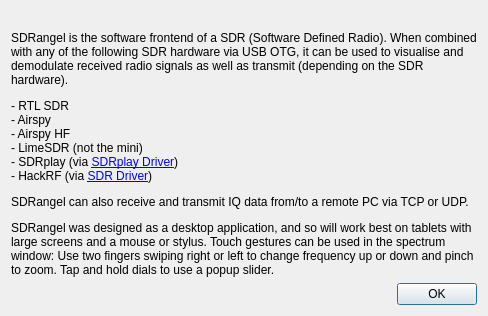
Old version of the form sdrgui/gui/welcomedialog.ui in the repository lirikanmatadewa/sdrangel.
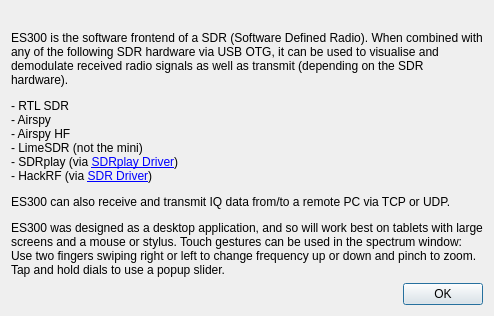
New version of the form. Icons and pictures are not drawn.

What changed in the file:
```diff
--- a/sdrgui/gui/welcomedialog.ui
+++ b/sdrgui/gui/welcomedialog.ui
@@ -45,7 +45,7 @@
    <item>
     <widget class="QLabel" name="info">
      <property name="text">
-      <string>&lt;html&gt;&lt;head/&gt;&lt;body&gt;&lt;p&gt;SDRangel is the software frontend of a SDR (Software Defined Radio). When combined with any of the following SDR hardware via USB OTG, it can be used to visualise and demodulate received radio signals as well as transmit (depending on the SDR hardware).&lt;/p&gt;&lt;p&gt;- RTL SDR&lt;br/&gt;- Airspy&lt;br/&gt;- Airspy HF&lt;br/&gt;- LimeSDR (not the mini)&lt;br/&gt;- SDRplay (via &lt;a href=&quot;https://play.google.com/store/apps/details?id=com.sdrplay.driver&quot;&gt;&lt;span style=&quot; text-decoration: underline; color:#0000ff;&quot;&gt;SDRplay Driver&lt;/span&gt;&lt;/a&gt;)&lt;br/&gt;- HackRF (via &lt;a href=&quot;https://play.google.com/store/apps/details?id=marto.rtl_tcp_andro&quot;&gt;&lt;span style=&quot; text-decoration: underline; color:#0000ff;&quot;&gt;SDR Driver&lt;/span&gt;&lt;/a&gt;)&lt;/p&gt;&lt;p&gt;SDRangel can also receive and transmit IQ data from/to a remote PC via TCP or UDP.&lt;/p&gt;&lt;p&gt;SDRangel was designed as a desktop application, and so will work best on tablets with large screens and a mouse or stylus. Touch gestures can be used in the spectrum window: Use two fingers swiping right or left to change frequency up or down and pinch to zoom. Tap and hold dials to use a popup slider.&lt;/p&gt;&lt;/body&gt;&lt;/html&gt;</string>
+      <string>&lt;html&gt;&lt;head/&gt;&lt;body&gt;&lt;p&gt;ES300 is the software frontend of a SDR (Software Defined Radio). When combined with any of the following SDR hardware via USB OTG, it can be used to visualise and demodulate received radio signals as well as transmit (depending on the SDR hardware).&lt;/p&gt;&lt;p&gt;- RTL SDR&lt;br/&gt;- Airspy&lt;br/&gt;- Airspy HF&lt;br/&gt;- LimeSDR (not the mini)&lt;br/&gt;- SDRplay (via &lt;a href=&quot;https://play.google.com/store/apps/details?id=com.sdrplay.driver&quot;&gt;&lt;span style=&quot; text-decoration: underline; color:#0000ff;&quot;&gt;SDRplay Driver&lt;/span&gt;&lt;/a&gt;)&lt;br/&gt;- HackRF (via &lt;a href=&quot;https://play.google.com/store/apps/details?id=marto.rtl_tcp_andro&quot;&gt;&lt;span style=&quot; text-decoration: underline; color:#0000ff;&quot;&gt;SDR Driver&lt;/span&gt;&lt;/a&gt;)&lt;/p&gt;&lt;p&gt;ES300 can also receive and transmit IQ data from/to a remote PC via TCP or UDP.&lt;/p&gt;&lt;p&gt;ES300 was designed as a desktop application, and so will work best on tablets with large screens and a mouse or stylus. Touch gestures can be used in the spectrum window: Use two fingers swiping right or left to change frequency up or down and pinch to zoom. Tap and hold dials to use a popup slider.&lt;/p&gt;&lt;/body&gt;&lt;/html&gt;</string>
      </property>
      <property name="textFormat">
       <enum>Qt::RichText</enum>
```
Left out of the diff: 2 changed lines with no effect on the pictures.
